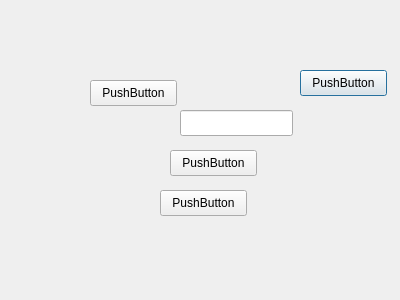
The window that mainMenu/sessions/editSession.ui (Szybet/sanki) describes before a commit, drawn with Qt 5.
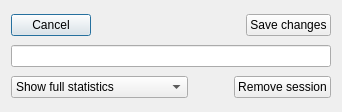
The same window after the commit.

Commit message: half done session options / edit

Patch:
```diff
--- a/mainMenu/sessions/editSession.ui
+++ b/mainMenu/sessions/editSession.ui
@@ -6,86 +6,111 @@
    <rect>
     <x>0</x>
     <y>0</y>
-    <width>400</width>
-    <height>300</height>
+    <width>342</width>
+    <height>112</height>
    </rect>
   </property>
   <property name="windowTitle">
    <string>Dialog</string>
   </property>
-  <widget class="QPushButton" name="pushButton">
-   <property name="geometry">
-    <rect>
-     <x>300</x>
-     <y>70</y>
-     <width>87</width>
-     <height>26</height>
-    </rect>
-   </property>
-   <property name="text">
-    <string>PushButton</string>
-   </property>
-  </widget>
-  <widget class="QPushButton" name="pushButton_2">
-   <property name="geometry">
-    <rect>
-     <x>90</x>
-     <y>80</y>
-     <width>87</width>
-     <height>26</height>
-    </rect>
-   </property>
-   <property name="text">
-    <string>PushButton</string>
-   </property>
-  </widget>
-  <widget class="QPushButton" name="pushButton_3">
-   <property name="geometry">
-    <rect>
-     <x>170</x>
-     <y>150</y>
-     <width>87</width>
-     <height>26</height>
-    </rect>
-   </property>
-   <property name="text">
-    <string>PushButton</string>
-   </property>
-  </widget>
-  <widget class="QPushButton" name="pushButton_4">
-   <property name="geometry">
-    <rect>
-     <x>160</x>
-     <y>190</y>
-     <width>87</width>
-     <height>26</height>
-    </rect>
-   </property>
-   <property name="text">
-    <string>PushButton</string>
-   </property>
-  </widget>
-  <widget class="QLineEdit" name="lineEdit">
-   <property name="geometry">
-    <rect>
-     <x>180</x>
-     <y>110</y>
-     <width>113</width>
-     <height>26</height>
-    </rect>
-   </property>
-  </widget>
-  <widget class="QWidget" name="horizontalLayoutWidget">
-   <property name="geometry">
-    <rect>
-     <x>130</x>
-     <y>20</y>
-     <width>160</width>
-     <height>80</height>
-    </rect>
-   </property>
-   <layout class="QHBoxLayout" name="horizontalLayout"/>
-  </widget>
+  <layout class="QVBoxLayout" name="verticalLayout">
+   <item>
+    <layout class="QHBoxLayout" name="horizontalLayout">
+     <item>
+      <widget class="QPushButton" name="cancelButton">
+       <property name="sizePolicy">
+        <sizepolicy hsizetype="Fixed" vsizetype="Fixed">
+         <horstretch>0</horstretch>
+         <verstretch>0</verstretch>
+        </sizepolicy>
+       </property>
+       <property name="text">
+        <string>Cancel</string>
+       </property>
+      </widget>
+     </item>
+     <item>
+      <spacer name="horizontalSpacer">
+       <property name="orientation">
+        <enum>Qt::Horizontal</enum>
+       </property>
+       <property name="sizeHint" stdset="0">
+        <size>
+         <width>40</width>
+         <height>20</height>
+        </size>
+       </property>
+      </spacer>
+     </item>
+     <item>
+      <widget class="QPushButton" name="saveButton">
+       <property name="sizePolicy">
+        <sizepolicy hsizetype="Fixed" vsizetype="Fixed">
+         <horstretch>0</horstretch>
+         <verstretch>0</verstretch>
+        </sizepolicy>
+       </property>
+       <property name="text">
+        <string>Save changes</string>
+       </property>
+      </widget>
+     </item>
+    </layout>
+   </item>
+   <item>
+    <widget class="QLineEdit" name="lineEdit"/>
+   </item>
+   <item>
+    <layout class="QHBoxLayout" name="horizontalLayout_2">
+     <item>
+      <widget class="QComboBox" name="comboBox">
+       <item>
+        <property name="text">
+         <string>Show full statistics</string>
+        </property>
+       </item>
+       <item>
+        <property name="text">
+         <string>Box mode settings</string>
+        </property>
+       </item>
+      </widget>
+     </item>
+     <item>
+      <spacer name="horizontalSpacer_2">
+       <property name="orientation">
+        <enum>Qt::Horizontal</enum>
+       </property>
+       <property name="sizeType">
+        <enum>QSizePolicy::Fixed</enum>
+       </property>
+       <property name="sizeHint" stdset="0">
+        <size>
+         <width>40</width>
+         <height>20</height>
+        </size>
+       </property>
+      </spacer>
+     </item>
+     <item>
+      <widget class="QPushButton" name="removeSession">
+       <property name="sizePolicy">
+        <sizepolicy hsizetype="Fixed" vsizetype="Fixed">
+         <horstretch>0</horstretch>
+         <verstretch>0</verstretch>
+        </sizepolicy>
+       </property>
+       <property name="text">
+        <string>Remove session</string>
+       </property>
+       <property name="checkable">
+        <bool>true</bool>
+       </property>
+      </widget>
+     </item>
+    </layout>
+   </item>
+  </layout>
  </widget>
  <resources/>
  <connections/>
```
The commit also changes 9 other files.
